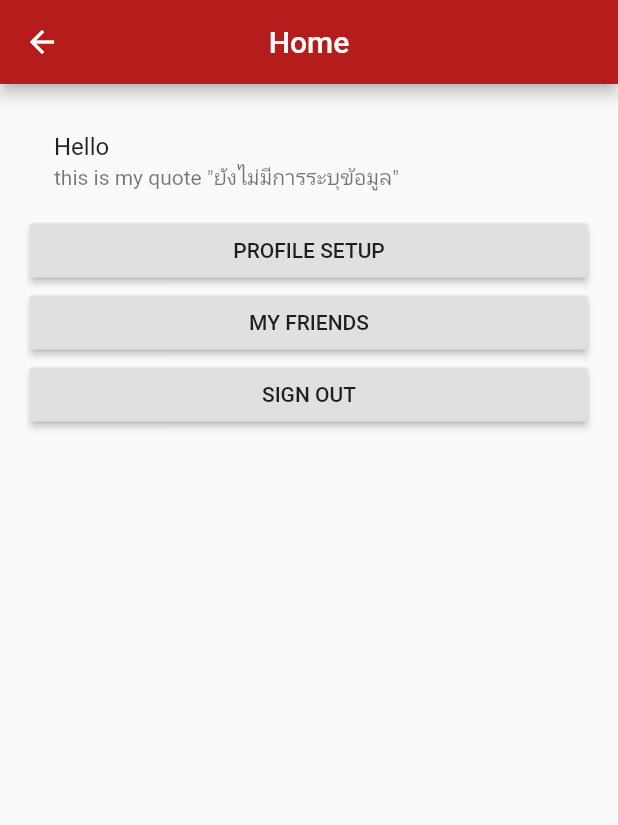
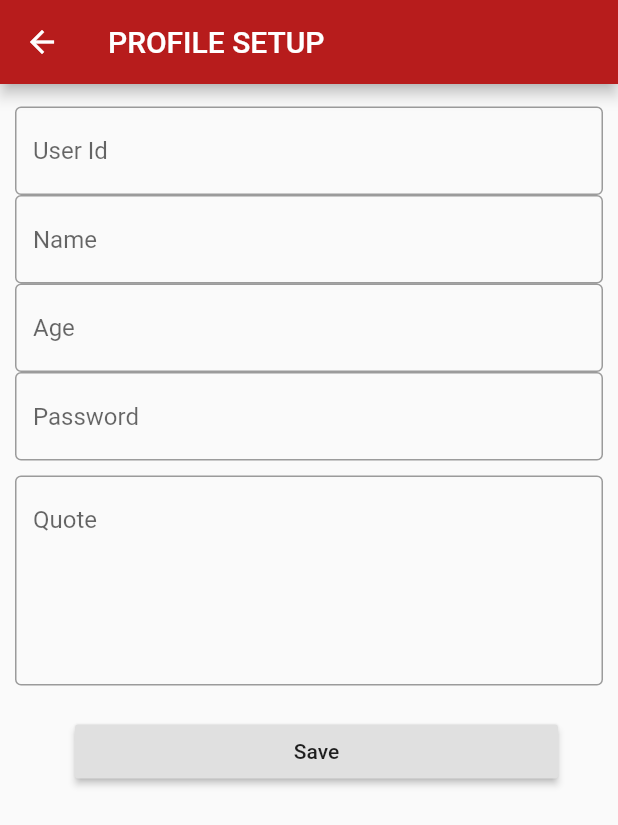
Before and after one commit to Pannita2212/mobilefinal2, a Flutter app: the Home screen opened by its route, after a tap on "PROFILE SETUP", on a phone screen of 412 x 824 dp. Shown: the top 825 px of the screen. Run offline on Flutter 3.47's test engine with Material 2 defaults, Android fonts, the phone set to English and light mode, and no system bars; our stand-ins replace sqflite, toast, validators; accounts and stored records are empty.

Commit message:
update setup

```diff
--- a/lib/main.dart
+++ b/lib/main.dart
@@ -2,6 +2,8 @@ import 'package:flutter/material.dart';
 import './ui/login.dart';
 import './ui/register.dart';
 import './ui/home.dart';
+import './ui/setup.dart';
+import './ui/friend.dart';
 
 void main() => runApp(MyApp());
 
@@ -21,7 +23,9 @@ class MyApp extends StatelessWidget {
         '/': (context) => LogIn(),
         '/register': (context) => Register(),
         '/home': (context) => Home(),
-        // '/login': (context) => LogIn()
+        '/setup': (context) => Setup(),
+        '/freind': (context) => Friend(),
+
       },
     );
   }
--- a/lib/ui/home.dart
+++ b/lib/ui/home.dart
@@ -24,19 +24,18 @@ class HomeState extends State<Home> {
           children: <Widget>[
             ListTile(
               title: Text('Hello ${CurrentUser.NAME}'),
-              subtitle: Text('this is my quote "${CurrentUser.QUOTE != null ? CurrentUser.QUOTE == '' ? 'ยังไม่มีการระบุข้อมูล' : CurrentUser.QUOTE : 'ยังไม่มีการระบุข้อมูล'}"'),
+              subtitle: Text('this is my quote "${CurrentUser.QUOTE != null ? CurrentUser.QUOTE == '' ? 'today is my day' : CurrentUser.QUOTE : 'today is my day'}"'),
             ),
             RaisedButton(
               child: Text("PROFILE SETUP"),
               onPressed: () {
-                Navigator.of(context).pushNamed('/profile');
+                Navigator.of(context).pushNamed('/setup');
               },
             ),
             RaisedButton(
               child: Text("MY FRIENDS"),
               onPressed: () {
-                // Navigator.of(context).pushReplacementNamed('/friend');
-                Navigator.of(context).pushNamed('/friend');
+                // Navigator.of(context).pushNamed('/friend');
               },
             ),
             RaisedButton(
--- /dev/null
+++ b/lib/ui/setup.dart
@@ -0,0 +1,187 @@
+import 'package:flutter/material.dart';
+import 'package:validators/validators.dart';
+import '../model/db.dart';
+
+class Setup extends StatefulWidget {
+  @override
+  SetupState createState() {
+    return new SetupState();
+  }
+}
+
+class SetupState extends State<Setup> {
+  List<TextEditingController> txtControl = [
+    new TextEditingController(),
+    new TextEditingController(),
+    new TextEditingController(),
+    new TextEditingController()
+  ];
+  final _formKey = GlobalKey<FormState>();
+  bool chk = false;
+  UserProvider user = UserProvider();
+
+  int space(String val) {
+    int _temp = 0;
+    for (int i = 0; i < val.length; i++) {
+      if (val[i] == ' ') {
+        _temp += 1;
+      }
+    }
+    return _temp;
+  }
+
+  @override
+  Widget build(BuildContext context) {
+    return Scaffold(
+      appBar: AppBar(
+        title: Text("PROFILE SETUP"),
+      ),
+      body: Builder(
+        builder: (BuildContext context) {
+          return Form(
+            key: _formKey,
+            child: Container(
+              // margin: EdgeInsets.fromLTRB(35, 15, 35, 10),
+              child: Padding(
+                padding: EdgeInsets.fromLTRB(10.0, 15.0, 10.0, 30.0),
+                child: ListView(
+                  children: <Widget>[
+                    TextFormField(
+                      controller: txtControl[0],
+                      decoration: InputDecoration(
+                          hintText: "User Id",
+                          border: new OutlineInputBorder()
+                        ),
+                      keyboardType: TextInputType.text,
+                      validator: (value) {
+                        if (value.isEmpty) {
+                          return "กรุณาระบุ User Id";
+                        } else if (value.compareTo("admin") == 0) {
+                          chk = true;
+                        } else if (value.length < 6 || value.length > 12) {
+                          return "User Id ต้องอยู่ระหว่าง 6-12 ตัวอักษร";
+                          chk = false;
+                        } else {
+                          chk = false;
+                        }
+                      },
+                    ),
+                    TextFormField(
+                      controller: txtControl[1],
+                      decoration: InputDecoration(
+                          hintText: "Name",
+                          border: new OutlineInputBorder()),
+                      keyboardType: TextInputType.text,
+                      validator: (value) {
+                        if (value.isEmpty) {
+                          return "กรุณาระบุ Name";
+                        } else if (space(value) != 1) {
+                          return "ต้องมี space คั่นกลางระหว่างชื่อ-สกุล";
+                        } else {
+                          chk = false;
+                        }
+                      },
+                    ),
+                    TextFormField(
+                      controller: txtControl[2],
+                      decoration: InputDecoration(
+                          hintText: "Age",
+                          border: new OutlineInputBorder()),
+                      keyboardType: TextInputType.text,
+                      validator: (value) {
+                        if (value.isEmpty) {
+                          return "กรุณาระบุ Age";
+                        }
+                        if (isNumeric(value) == false) {
+                          return "Age ต้องเป็นตัวเลข";
+                          chk = false;
+                        }
+                        if (int.parse(value) < 10 || int.parse(value) > 80) {
+                          return "Age ต้องอยู่ในช่วง 10-80";
+                        } else {
+                          chk = false;
+                        }
+                      },
+                    ),
+                    TextFormField(
+                      controller: txtControl[3],
+                      decoration: InputDecoration(
+                          hintText: "Password",
+                          border: new OutlineInputBorder()),
+                      keyboardType: TextInputType.text,
+                      obscureText: true,
+                      validator: (value) {
+                        if (value.isEmpty) {
+                          return "กรุณาใส่ password";
+                        } else if (value.length <= 6) {
+                          return "Password ต้อง > 6";
+                        }
+                      },
+                    ),
+
+                    Container(
+                      height: 150,
+                      child: new ConstrainedBox(
+                        constraints: BoxConstraints(
+                          maxHeight: 150.0,
+                        ),
+                        child: new Scrollbar(
+                          child: new SingleChildScrollView(
+                            scrollDirection: Axis.vertical,
+                            reverse: true,
+                            child: SizedBox(
+                              height: 140.0,
+                              child: new TextField(
+                                maxLines: 100,
+                                decoration: new InputDecoration(
+                                  border: new OutlineInputBorder(),
+                                  hintText: 'Quote',
+                                ),
+                              ),
+                            ),
+                          ),
+                        ),
+                      ),
+                    ),
+
+                    Container(
+                      margin: EdgeInsets.fromLTRB(40, 20, 30, 0),
+                      child: RaisedButton(
+                        child: Text("Save"),
+                        onPressed: () async {
+                          if (!_formKey.currentState.validate()) {
+                            Scaffold.of(context).showSnackBar(SnackBar(
+                                content: Text('กรุณาระบุข้อมูลให้ครบถ้วน')));
+                          } else if (chk == true) {
+                            Scaffold.of(context).showSnackBar(SnackBar(
+                                content: Text('user นี้มีอยู่ในระบบแล้ว')));
+                          } else {
+                            await user.open("user.db");
+                            User userData = User();
+                            userData.user_id = txtControl[0].text;
+                            userData.name = txtControl[1].text;
+                            userData.age = txtControl[2].text;
+                            userData.password = txtControl[3].text;
+
+                            txtControl[0].text = "";
+                            txtControl[1].text = "";
+                            txtControl[2].text = "";
+                            txtControl[3].text = "";
+                            await user.insertUser(userData);
+                            Navigator.pop(context);
+                            print(userData);
+                            Navigator.pushNamed(context, '/');
+                          }
+                        },
+                      ),
+                    ),
+                  ],
+                ),
+              ),
+            ),
+          );
+        },
+      ),
+    );
+  }
+}
```
Also changed, not shown: lib/ui/friend.dart (added, +17 -0 lines), lib/ui/login.dart (+5 -33 lines).
